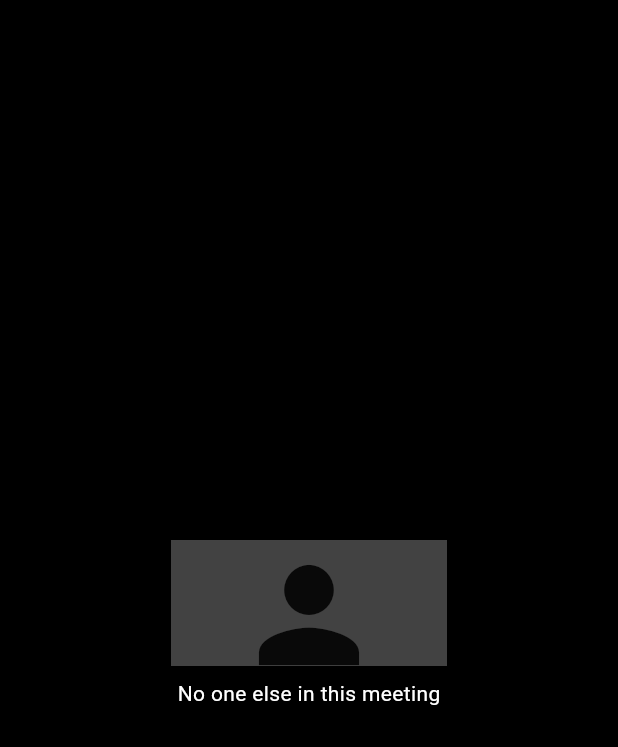
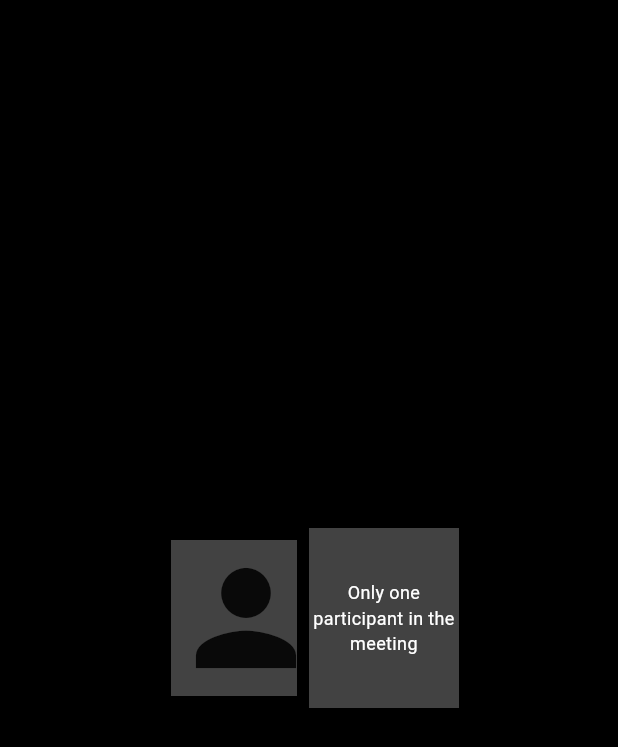
Before and after one commit to pavan901/PIP-mode-in-flutter, a Flutter app: the MeetingScreen screen opened directly with empty values, after a tap on "PIP", on a phone screen of 412 x 824 dp. Shown: the top 747 px of the screen. Run offline on Flutter 3.47's test engine with Material 3 defaults, Android fonts, the phone set to English and light mode, and no system bars; missing offline and left inert: videosdk; statements that could not run were skipped.

Commit message:
final pip commit

```diff
--- a/lib/api_call.dart
+++ b/lib/api_call.dart
@@ -2,7 +2,8 @@ import 'dart:convert';
 import 'package:http/http.dart' as http;
 
 //Auth token we will use to generate a meeting and connect to it
-String token = "Your token here";
+
+String token = "Your VideoSDK token";
 
 // API call to create meeting
 Future<String> createMeeting() async {
--- a/lib/main.dart
+++ b/lib/main.dart
@@ -14,9 +14,6 @@ class MyApp extends StatelessWidget {
     return MaterialApp(
       debugShowCheckedModeBanner: false,
       title: 'VideoSDK QuickStart',
-      theme: ThemeData(
-        primarySwatch: Colors.blue,
-      ),
       home: JoinScreen(),
     );
   }
--- a/lib/meeting_controls.dart
+++ b/lib/meeting_controls.dart
@@ -5,6 +5,7 @@ class MeetingControls extends StatelessWidget {
   final void Function() onToggleCameraButtonPressed;
   final void Function() onLeaveButtonPressed;
   final void Function() pipButtonPressed;
+
   const MeetingControls({
     super.key,
     required this.onToggleMicButtonPressed,
@@ -15,28 +16,55 @@ class MeetingControls extends StatelessWidget {
 
   @override
   Widget build(BuildContext context) {
-    return SingleChildScrollView(
-      scrollDirection: Axis.horizontal,
-      child: Row(
+    return Column(
+      mainAxisAlignment: MainAxisAlignment.center,
+      children: [
+        Row(
           mainAxisAlignment: MainAxisAlignment.spaceEvenly,
           children: [
-          ElevatedButton(
-            onPressed: onLeaveButtonPressed,
-            child: const Text('Leave'),
+            _buildControlButton(
+              label: "Togel mic",
+              onPressed: onToggleMicButtonPressed,
             ),
-          ElevatedButton(
-            onPressed: pipButtonPressed,
-            child: const Text('PIP'),
-          ),
-          ElevatedButton(
-            onPressed: onToggleMicButtonPressed,
-            child: const Text('Toggle Mic'),
-          ),
-          ElevatedButton(
+            _buildControlButton(
+              label: "Togal camera",
               onPressed: onToggleCameraButtonPressed,
-            child: const Text('Toggle WebCam'),
             ),
           ],
+        ),
+        const SizedBox(height: 10),
+        Row(
+          mainAxisAlignment: MainAxisAlignment.spaceEvenly,
+          children: [
+            _buildControlButton(
+              label: "Leave",
+              onPressed: onLeaveButtonPressed,
+            ),
+            _buildControlButton(
+              label: "PIP",
+              onPressed: pipButtonPressed,
+            ),
+          ],
+        ),
+      ],
+    );
+  }
+
+  Widget _buildControlButton({
+    required String label,
+    required void Function() onPressed,
+  }) {
+    return ElevatedButton(
+      onPressed: onPressed,
+      style: ElevatedButton.styleFrom(
+        padding: const EdgeInsets.symmetric(horizontal: 24, vertical: 12),
+        shape: RoundedRectangleBorder(
+          borderRadius: BorderRadius.circular(8),
+        ),
+      ),
+      child: Text(
+        label,
+        style: const TextStyle(color: Colors.black, fontSize: 16),
       ),
     );
   }
--- a/lib/meeting_screen.dart
+++ b/lib/meeting_screen.dart
@@ -24,7 +24,6 @@ class _MeetingScreenState extends State<MeetingScreen>
   late Room _room;
   var micEnabled = true;
   var camEnabled = true;
-  bool isPiPMode = false;
   final platform = MethodChannel('pip_channel');
   static const pip = MethodChannel('com.example.app/native_comm');
   String _messageFromNative = 'No message yet';
@@ -39,7 +38,7 @@ class _MeetingScreenState extends State<MeetingScreen>
 
     // Create room
     _room = VideoSDK.createRoom(
-        roomId: "1j2a-uap5-w285",
+        roomId: "os3j-krqa-91r6",
         token: widget.token,
         displayName: "John Doe",
         micEnabled: micEnabled,
@@ -51,12 +50,11 @@ class _MeetingScreenState extends State<MeetingScreen>
 
     // Join room
     _room.join();
-
-    if (Platform.isIOS) {
-      VideoSDK.applyVideoProcessor(videoProcessorName: "Pavan");
+    if (Platform.isAndroid) {
+      MethodChannel('meeting_status_channel')
+          .invokeMethod('setMeetingScreen', true);
+      pip.setMethodCallHandler(_handleMethodCall);
     }
-
-    pip.setMethodCallHandler(_handleMethodCall);
   }
 
   Future<dynamic> _handleMethodCall(MethodCall call) async {
@@ -66,8 +64,12 @@ class _MeetingScreenState extends State<MeetingScreen>
           _messageFromNative = call.arguments['message'];
         });
         if (_messageFromNative == "Done") {
-          Navigator.push(context,
-              MaterialPageRoute(builder: (context) => PiPView(room: _room)));
+          Navigator.push(
+            context,
+            MaterialPageRoute(
+              builder: (context) => PiPView(room: _room),
+            ),
+          );
         }
         return 'Message received in Flutter';
       default:
@@ -81,12 +83,23 @@ class _MeetingScreenState extends State<MeetingScreen>
   @override
   void dispose() {
     WidgetsBinding.instance.removeObserver(this);
+    if (Platform.isAndroid) {
+      MethodChannel('meeting_status_channel')
+          .invokeMethod('setMeetingScreen', false);
+    }
+    if (Platform.isIOS) {
+      platform.invokeMethod("dispose");
+    }
     super.dispose();
   }
 
-
   void setMeetingEventListener() {
     _room.on(Events.roomJoined, () {
+      print("meeting joined");
+      if (Platform.isIOS) {
+        VideoSDK.applyVideoProcessor(videoProcessorName: "Pavan");
+        platform.invokeMethod("setupPiP");
+      }
       setState(() {
         participants.putIfAbsent(
             _room.localParticipant.id, () => _room.localParticipant);
@@ -101,6 +114,11 @@ class _MeetingScreenState extends State<MeetingScreen>
         });
       },
     );
+
+    _room.on(Events.error, (error) {
+      print(
+          "VIDEOSDK ERROR :: ${error['code']}  :: ${error['name']} :: ${error['message']}");
+    });
 
     _room.on(Events.streamEnabled, (Stream stream) {
       setState(() {
@@ -146,15 +164,11 @@ class _MeetingScreenState extends State<MeetingScreen>
           padding: const EdgeInsets.all(8.0),
           child: Column(
             children: [
-              if (!isPiPMode) Text(widget.meetingId),
+              Text(widget.meetingId),
               Expanded(
                 child: Padding(
                     padding: const EdgeInsets.all(8.0),
-                    child: isPiPMode
-                        ? ParticipantTile(
-                            participant: participants.values.first,
-                          )
-                        : GridView.builder(
+                    child: GridView.builder(
                       gridDelegate:
                           const SliverGridDelegateWithFixedCrossAxisCount(
                         crossAxisCount: 2,
@@ -164,13 +178,11 @@ class _MeetingScreenState extends State<MeetingScreen>
                       itemCount: participants.length,
                       itemBuilder: (context, index) {
                         return ParticipantTile(
-                                participant:
-                                    participants.values.elementAt(index),
+                          participant: participants.values.elementAt(index),
                         );
                       },
                     )),
               ),
-              if (!isPiPMode)
               MeetingControls(
                 onToggleMicButtonPressed: () {
                   micEnabled ? _room.muteMic() : _room.unmuteMic();
@@ -180,7 +192,7 @@ class _MeetingScreenState extends State<MeetingScreen>
                   camEnabled ? _room.disableCam() : _room.enableCam();
                   camEnabled = !camEnabled;
                 },
-                  onLeaveButtonPressed: () {
+                onLeaveButtonPressed: () async {
                   _room.leave();
                 },
                 pipButtonPressed: () async {
@@ -208,7 +220,7 @@ class _MeetingScreenState extends State<MeetingScreen>
         }
       } else if (Platform.isIOS) {
         try {
-          await platform.invokeMethod('startPip');
+          await platform.invokeMethod('startPiP');
         } on PlatformException catch (e) {
           print("Failed to enter PiP: '${e.message}'.");
         }
--- a/lib/pip_view.dart
+++ b/lib/pip_view.dart
@@ -26,7 +26,6 @@ class _PiPViewState extends State<PiPView> with WidgetsBindingObserver {
     // Initialize participants list
     participants.putIfAbsent(
         _room.localParticipant.id, () => _room.localParticipant);
-
     participants.addAll(_room.participants);
   }
 
@@ -75,23 +74,22 @@ class _PiPViewState extends State<PiPView> with WidgetsBindingObserver {
 
   Widget _buildParticipantsView(List<Participant> participantList) {
     if (participantList.length == 1) {
-      // Only local participant, show message
-      return Column(
-        mainAxisAlignment: MainAxisAlignment.center,
+      return Row(
         children: [
           Expanded(child: ParticipantTile(participant: _room.localParticipant)),
-          const Text(
-            "No one else in this meeting",
-            style: TextStyle(color: Colors.white),
+          Expanded(
+            child: Container(
+              color: Colors.grey.shade800,
+              child: const Center(
+                child: Text(
+                  "Only one participant in the meeting",
+                  style: TextStyle(color: Colors.white, fontSize: 12),
+                  textAlign: TextAlign.center,
+                ),
+              ),
+            ),
           ),
         ],
-      );
-    } else if (participantList.length == 2) {
-      // Show both participants
-      return Row(
-        children: participantList
-            .map((participant) => Expanded(child: ParticipantTile(participant: participant)))
-            .toList(),
       );
     } else {
       // Show local and one remote participant
--- a/pubspec.yaml
+++ b/pubspec.yaml
@@ -36,7 +36,8 @@ dependencies:
   cupertino_icons: ^1.0.8
   http: ^1.3.0
   videosdk: ^1.3.0
-  vdocipher_flutter: ^2.7.6
+
+
 dependency_overrides:
   webrtc_interface: 1.2.0
 
```
Also changed, not shown: pubspec.lock, 10 other files. Lines whose indentation alone changed are shown as unchanged.
